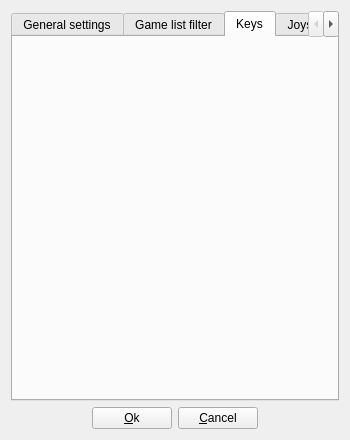
Old version of the form arcademodesetup.ui in the repository qmc2/qmc2-mame-fe.
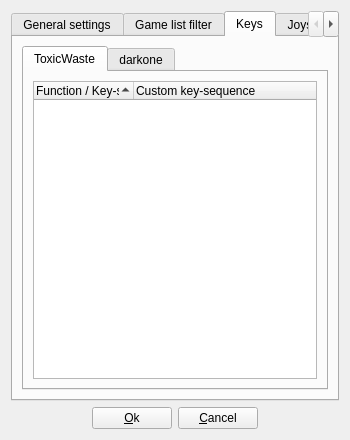
New version of the form. The open tabs and pages were chosen to show the change. Icons and pictures are not drawn.

Commit message: wip: arcade mode setup dialog: premilinary addition of key sequence maps (not really working yet)

```diff
--- a/arcademodesetup.ui
+++ b/arcademodesetup.ui
@@ -7,7 +7,7 @@
     <x>0</x>
     <y>0</y>
     <width>309</width>
-    <height>406</height>
+    <height>422</height>
    </rect>
   </property>
   <property name="windowTitle">
@@ -799,6 +799,63 @@
       <attribute name="title">
        <string>Keys</string>
       </attribute>
+      <layout class="QGridLayout" name="gridLayout_4">
+       <item row="0" column="0">
+        <widget class="QTabWidget" name="tabWidgetKeyMaps">
+         <property name="currentIndex">
+          <number>0</number>
+         </property>
+         <widget class="QWidget" name="tabToxicWasteKeyMap">
+          <attribute name="title">
+           <string>ToxicWaste</string>
+          </attribute>
+          <layout class="QGridLayout" name="gridLayout_6">
+           <item row="0" column="0">
+            <widget class="QTreeWidget" name="treeWidgetKeyMapToxicWaste">
+             <property name="sortingEnabled">
+              <bool>true</bool>
+             </property>
+             <column>
+              <property name="text">
+               <string>Function / Key-sequence</string>
+              </property>
+             </column>
+             <column>
+              <property name="text">
+               <string>Custom key-sequence</string>
+              </property>
+             </column>
+            </widget>
+           </item>
+          </layout>
+         </widget>
+         <widget class="QWidget" name="tabDarkoneKeyMap">
+          <attribute name="title">
+           <string>darkone</string>
+          </attribute>
+          <layout class="QGridLayout" name="gridLayout_7">
+           <item row="0" column="0">
+            <widget class="QTreeWidget" name="treeWidgetKeyMapDarkone">
+             <property name="sortingEnabled">
+              <bool>true</bool>
+             </property>
+             <column>
+              <property name="text">
+               <string>Function / Key-sequence</string>
+              </property>
+             </column>
+             <column>
+              <property name="text">
+               <string>Custom key-sequence</string>
+              </property>
+             </column>
+            </widget>
+           </item>
+          </layout>
+         </widget>
+        </widget>
+       </item>
+      </layout>
      </widget>
      <widget class="QWidget" name="tabJoystick">
       <attribute name="title">
```
Left out of the diff: 35 changed lines with no effect on the pictures. The commit also changes 34 other files.
